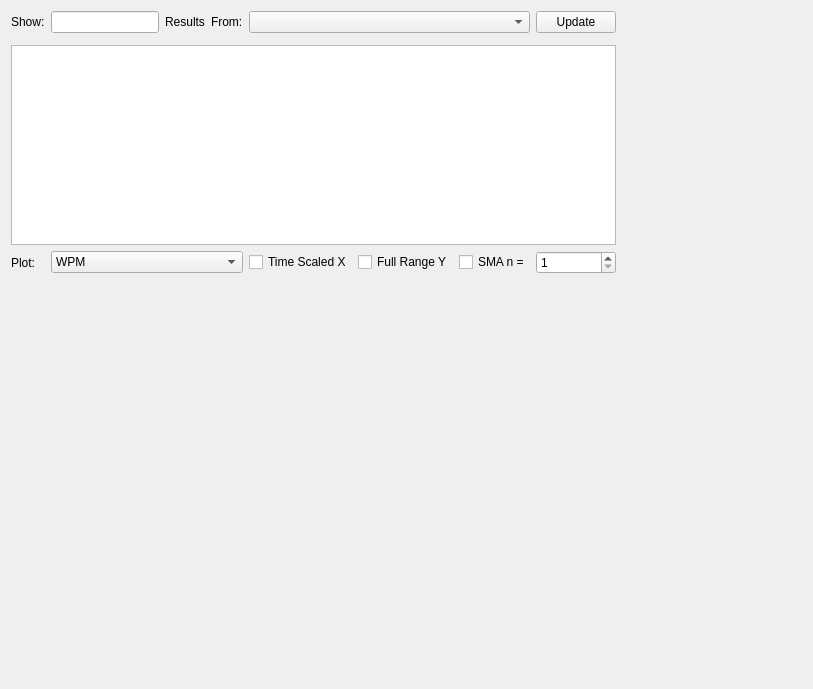
coryo/amphetype2, file performancehistory.ui: the form before one commit.
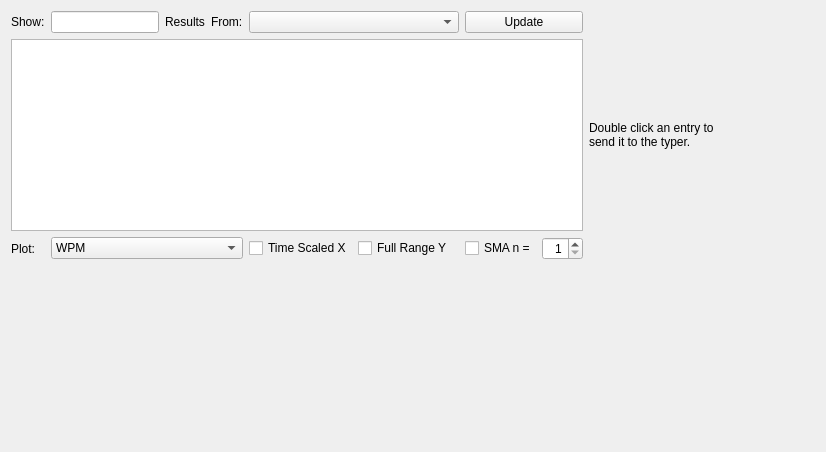
The form after the commit. Custom widgets are drawn as their Qt base class.

Patch:
```diff
--- a/performancehistory.ui
+++ b/performancehistory.ui
@@ -6,73 +6,74 @@
    <rect>
     <x>0</x>
     <y>0</y>
-    <width>813</width>
-    <height>689</height>
+    <width>826</width>
+    <height>452</height>
    </rect>
   </property>
+  <property name="sizePolicy">
+   <sizepolicy hsizetype="Expanding" vsizetype="Preferred">
+    <horstretch>0</horstretch>
+    <verstretch>0</verstretch>
+   </sizepolicy>
+  </property>
   <property name="windowTitle">
    <string>Form</string>
   </property>
   <layout class="QGridLayout" name="gridLayout_2">
    <item row="1" column="0">
     <layout class="QGridLayout" name="gridLayout">
-     <item row="5" column="8">
-      <spacer name="horizontalSpacer_2">
-       <property name="orientation">
-        <enum>Qt::Horizontal</enum>
-       </property>
-       <property name="sizeHint" stdset="0">
-        <size>
-         <width>40</width>
-         <height>20</height>
-        </size>
-       </property>
-      </spacer>
-     </item>
-     <item row="7" column="0" colspan="9">
-      <widget class="QCustomPlot" name="performancePlot" native="true">
+     <item row="1" column="4" colspan="3">
+      <widget class="QComboBox" name="sourceComboBox">
        <property name="sizePolicy">
-        <sizepolicy hsizetype="Expanding" vsizetype="Expanding">
+        <sizepolicy hsizetype="Minimum" vsizetype="Fixed">
          <horstretch>0</horstretch>
          <verstretch>0</verstretch>
         </sizepolicy>
        </property>
-       <property name="minimumSize">
-        <size>
-         <width>0</width>
-         <height>200</height>
-        </size>
-       </property>
       </widget>
      </item>
-     <item row="5" column="7">
+     <item row="3" column="8">
       <widget class="QSpinBox" name="smaWindowSpinBox">
+       <property name="minimumSize">
+        <size>
+         <width>0</width>
+         <height>0</height>
+        </size>
+       </property>
+       <property name="maximumSize">
+        <size>
+         <width>16777215</width>
+         <height>16777215</height>
+        </size>
+       </property>
+       <property name="alignment">
+        <set>Qt::AlignRight|Qt::AlignTrailing|Qt::AlignVCenter</set>
+       </property>
        <property name="minimum">
         <number>1</number>
        </property>
       </widget>
      </item>
-     <item row="5" column="5">
-      <widget class="QCheckBox" name="fullRangeYCheckBox">
-       <property name="text">
-        <string>Full Range Y</string>
+     <item row="2" column="10">
+      <spacer name="horizontalSpacer">
+       <property name="orientation">
+        <enum>Qt::Horizontal</enum>
        </property>
-      </widget>
+       <property name="sizeHint" stdset="0">
+        <size>
+         <width>40</width>
+         <height>20</height>
+        </size>
+       </property>
+      </spacer>
      </item>
-     <item row="5" column="6">
+     <item row="3" column="7">
       <widget class="QCheckBox" name="dampenCheckBox">
        <property name="text">
         <string>SMA n =</string>
        </property>
       </widget>
      </item>
-     <item row="1" column="2">
-      <widget class="QLabel" name="label_3">
-       <property name="text">
-        <string>Results</string>
-       </property>
-      </widget>
-     </item>
      <item row="1" column="3">
       <widget class="QLabel" name="label_2">
        <property name="text">
@@ -80,6 +81,20 @@
        </property>
       </widget>
      </item>
+     <item row="3" column="5">
+      <widget class="QCheckBox" name="fullRangeYCheckBox">
+       <property name="text">
+        <string>Full Range Y</string>
+       </property>
+      </widget>
+     </item>
+     <item row="1" column="2">
+      <widget class="QLabel" name="label_3">
+       <property name="text">
+        <string>Results</string>
+       </property>
+      </widget>
+     </item>
      <item row="1" column="0">
       <widget class="QLabel" name="label">
        <property name="text">
@@ -97,7 +112,49 @@
        </property>
       </widget>
      </item>
-     <item row="5" column="1" colspan="3">
+     <item row="2" column="0" colspan="9">
+      <widget class="QTableView" name="tableView">
+       <property name="sizePolicy">
+        <sizepolicy hsizetype="Preferred" vsizetype="Preferred">
+         <horstretch>0</horstretch>
+         <verstretch>0</verstretch>
+        </sizepolicy>
+       </property>
+       <property name="minimumSize">
+        <size>
+         <width>0</width>
+         <height>0</height>
+        </size>
+       </property>
+       <property name="alternatingRowColors">
+        <bool>true</bool>
+       </property>
+       <property name="gridStyle">
+        <enum>Qt::NoPen</enum>
+       </property>
+       <property name="cornerButtonEnabled">
+        <bool>false</bool>
+       </property>
+      </widget>
+     </item>
+     <item row="2" column="9">
+      <widget class="QLabel" name="label_5">
+       <property name="text">
+        <string>Double click an entry to send it to the typer.</string>
+       </property>
+       <property name="wordWrap">
+        <bool>true</bool>
+       </property>
+      </widget>
+     </item>
+     <item row="3" column="4">
+      <widget class="QCheckBox" name="timeScaleCheckBox">
+       <property name="text">
+        <string>Time Scaled X</string>
+       </property>
+      </widget>
+     </item>
+     <item row="3" column="1" colspan="3">
       <widget class="QComboBox" name="plotSelector">
        <item>
         <property name="text">
@@ -116,67 +173,34 @@
        </item>
       </widget>
      </item>
-     <item row="5" column="0">
+     <item row="3" column="0">
       <widget class="QLabel" name="label_4">
        <property name="text">
         <string>Plot:</string>
        </property>
       </widget>
      </item>
-     <item row="5" column="4">
-      <widget class="QCheckBox" name="timeScaleCheckBox">
-       <property name="text">
-        <string>Time Scaled X</string>
-       </property>
-      </widget>
-     </item>
-     <item row="1" column="8" rowspan="4">
-      <spacer name="horizontalSpacer">
-       <property name="orientation">
-        <enum>Qt::Horizontal</enum>
-       </property>
-       <property name="sizeHint" stdset="0">
-        <size>
-         <width>40</width>
-         <height>20</height>
-        </size>
-       </property>
-      </spacer>
-     </item>
-     <item row="1" column="7">
+     <item row="1" column="7" colspan="2">
       <widget class="QPushButton" name="updateButton">
        <property name="text">
         <string>Update</string>
        </property>
       </widget>
      </item>
-     <item row="1" column="4" colspan="3">
-      <widget class="QComboBox" name="sourceComboBox">
+     <item row="4" column="0" colspan="11">
+      <widget class="QCustomPlot" name="performancePlot" native="true">
        <property name="sizePolicy">
-        <sizepolicy hsizetype="Minimum" vsizetype="Fixed">
+        <sizepolicy hsizetype="Expanding" vsizetype="Expanding">
          <horstretch>0</horstretch>
          <verstretch>0</verstretch>
         </sizepolicy>
        </property>
-      </widget>
-     </item>
-     <item row="3" column="0" rowspan="2" colspan="8">
-      <widget class="QTableView" name="tableView">
        <property name="minimumSize">
         <size>
          <width>0</width>
-         <height>200</height>
+         <height>0</height>
         </size>
        </property>
-       <property name="alternatingRowColors">
-        <bool>true</bool>
-       </property>
-       <property name="gridStyle">
-        <enum>Qt::NoPen</enum>
-       </property>
-       <property name="cornerButtonEnabled">
-        <bool>false</bool>
-       </property>
       </widget>
      </item>
     </layout>
```
